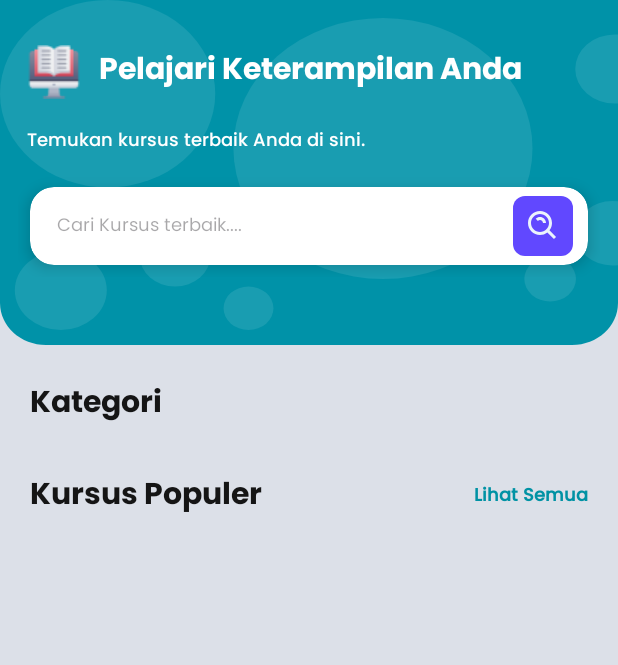
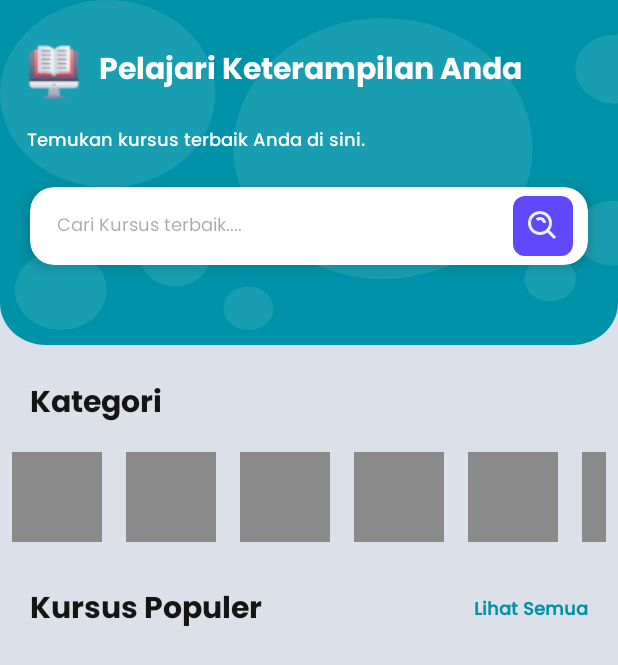
Before and after one commit to Binar-Academy-C-8/Android-FinalProject, an Android app: the layout fragment_home.xml on its own in the app's theme, with its tools: preview values and no code run, on a phone screen of 412 x 824 dp. Shown: the top 665 px of the screen. Run offline under Robolectric (Android 15) with nearby library versions, the phone set to English and light mode, and no system bars.

Commit message:
Add Shimmer effect on Home Category + new rebase

```diff
--- a/app/src/main/java/com/raveendra/finalproject_binar/presentation/home/HomeFragment.kt
+++ b/app/src/main/java/com/raveendra/finalproject_binar/presentation/home/HomeFragment.kt
@@ -40,9 +40,12 @@ class HomeFragment  : BaseFragment<FragmentHomeBinding>() {
     private fun setupObservers() {
         viewModel.categories.observe(viewLifecycleOwner) {
             it.proceedWhen(doOnSuccess = {
-                binding.layoutStateCategory.root.isVisible = false
+                /*binding.layoutStateCategory.root.isVisible = false
                 binding.layoutStateCategory.pbLoading.isVisible = false
-                binding.layoutStateCategory.tvError.isVisible = false
+                binding.layoutStateCategory.tvError.isVisible = false*/
+                binding.shimmerView.stopShimmer()
+                //Hide Shimmer view
+                binding.shimmerView.isVisible = false
                 binding.rvCategoryCourse.apply {
                     isVisible = true
                     adapter = categoryAdapter
@@ -50,15 +53,17 @@ class HomeFragment  : BaseFragment<FragmentHomeBinding>() {
                 it.payload?.let { data -> categoryAdapter.setData(data) }
                 categoryAdapter.refreshList()
             }, doOnLoading = {
+                binding.shimmerView.startShimmer()
+                binding.shimmerView.isVisible = true/*
                 binding.layoutStateCategory.root.isVisible = true
                 binding.layoutStateCategory.pbLoading.isVisible = true
-                binding.layoutStateCategory.tvError.isVisible = false
+                binding.layoutStateCategory.tvError.isVisible = false*/
                 binding.rvCategoryCourse.isVisible = false
-            }, doOnError = {
+            }, doOnError = {/*
                 binding.layoutStateCategory.root.isVisible = true
                 binding.layoutStateCategory.pbLoading.isVisible = false
                 binding.layoutStateCategory.tvError.isVisible = true
-                binding.layoutStateCategory.tvError.text = it.exception?.message.orEmpty()
+                binding.layoutStateCategory.tvError.text = it.exception?.message.orEmpty()*/
                 binding.rvCategoryCourse.isVisible = false
             })
         }
--- a/app/src/main/res/layout/fragment_home.xml
+++ b/app/src/main/res/layout/fragment_home.xml
@@ -10,81 +10,90 @@
     <androidx.core.widget.NestedScrollView
         android:layout_width="match_parent"
         android:layout_height="match_parent"
+        app:layout_constraintEnd_toEndOf="parent"
         app:layout_constraintStart_toStartOf="parent"
-        app:layout_constraintTop_toTopOf="parent"
-        app:layout_constraintEnd_toEndOf="parent">
+        app:layout_constraintTop_toTopOf="parent">
+
         <androidx.constraintlayout.widget.ConstraintLayout
             android:layout_width="match_parent"
             android:layout_height="wrap_content">
+
             <androidx.constraintlayout.widget.ConstraintLayout
                 android:id="@+id/cl_header_home"
                 android:layout_width="match_parent"
                 android:layout_height="wrap_content"
                 app:layout_constraintTop_toTopOf="parent">
+
                 <View
                     android:layout_width="match_parent"
                     android:layout_height="wrap_content"
-                    app:layout_constraintTop_toTopOf="parent"
-                    android:background="@drawable/img_header"/>
+                    android:background="@drawable/img_header"
+                    app:layout_constraintTop_toTopOf="parent" />
+
                 <LinearLayout
                     android:id="@+id/ll_greeting_header_1"
                     android:layout_width="match_parent"
                     android:layout_height="wrap_content"
+                    android:layout_marginHorizontal="18dp"
+                    android:layout_marginTop="30dp"
                     android:orientation="horizontal"
-                    android:layout_marginHorizontal="18dp"
                     app:layout_constraintStart_toStartOf="parent"
-                    android:layout_marginTop="30dp"
                     app:layout_constraintTop_toTopOf="parent">
+
                     <ImageView
                         android:layout_width="36dp"
                         android:layout_height="36dp"
-                        android:src="@drawable/ic_online_learning"/>
+                        android:src="@drawable/ic_online_learning" />
+
                     <TextView
+                        style="@style/TextBold20"
                         android:layout_width="wrap_content"
                         android:layout_height="wrap_content"
+                        android:layout_marginStart="12dp"
                         android:text="@string/text_greeting_header_1"
-                        style="@style/TextBold20"
-                        android:layout_marginStart="12dp"
                         android:textColor="@color/white" />
                 </LinearLayout>
+
                 <TextView
                     android:id="@+id/tv_greeting_header_2"
+                    style="@style/TextMedium12"
                     android:layout_width="match_parent"
                     android:layout_height="wrap_content"
+                    android:layout_marginHorizontal="18dp"
+                    android:layout_marginTop="18dp"
+                    android:text="@string/text_greeting_header_2"
+                    android:textColor="@color/white"
                     app:layout_constraintStart_toStartOf="parent"
-                    app:layout_constraintTop_toBottomOf="@+id/ll_greeting_header_1"
-                    android:text="@string/text_greeting_header_2"
-                    style="@style/TextMedium12"
-                    android:layout_marginHorizontal="18dp"
-                    android:textColor="@color/white"
-                    android:layout_marginTop="18dp"/>
+                    app:layout_constraintTop_toBottomOf="@+id/ll_greeting_header_1" />
+
                 <include
                     android:id="@+id/layout_search_bar"
                     layout="@layout/layout_search_bar"
                     android:layout_width="match_parent"
                     android:layout_height="wrap_content"
-                    app:layout_constraintTop_toBottomOf="@+id/tv_greeting_header_2"
+                    android:layout_marginHorizontal="12dp"
+                    android:layout_marginTop="12dp"
                     android:layout_marginBottom="30dp"
-                    android:layout_marginTop="12dp"
-                    android:layout_marginHorizontal="12dp" />
+                    app:layout_constraintTop_toBottomOf="@+id/tv_greeting_header_2" />
             </androidx.constraintlayout.widget.ConstraintLayout>
 
             <androidx.constraintlayout.widget.ConstraintLayout
                 android:layout_width="match_parent"
                 android:layout_height="wrap_content"
-                app:layout_constraintTop_toBottomOf="@+id/cl_header_home"
-                android:layout_marginTop="16dp">
+                android:layout_marginTop="16dp"
+                app:layout_constraintTop_toBottomOf="@+id/cl_header_home">
+
                 <TextView
                     android:id="@+id/tv_category"
                     style="@style/TextBold20"
                     android:layout_width="0dp"
                     android:layout_height="wrap_content"
+                    android:layout_marginHorizontal="14dp"
+                    android:padding="6dp"
                     android:text="@string/text_category"
+                    app:layout_constraintEnd_toEndOf="parent"
                     app:layout_constraintStart_toStartOf="parent"
-                    app:layout_constraintTop_toTopOf="parent"
-                    app:layout_constraintEnd_toEndOf="parent"
-                    android:padding="6dp"
-                    android:layout_marginHorizontal="14dp"/>
+                    app:layout_constraintTop_toTopOf="parent" />
 
                 <LinearLayout
                     android:id="@+id/ll_category_course"
@@ -93,21 +102,45 @@
                     android:orientation="vertical"
                     app:layout_constraintBottom_toTopOf="@+id/cl_popular_course"
                     app:layout_constraintTop_toBottomOf="@id/tv_category">
+
+                    <com.facebook.shimmer.ShimmerFrameLayout
+                        android:id="@+id/shimmer_view"
+                        android:layout_width="match_parent"
+                        android:layout_height="wrap_content"
+                        android:layout_gravity="center"
+                        android:visibility="gone"
+                        app:duration="500"
+                        tools:visibility="visible">
+
+                        <LinearLayout
+                            android:layout_width="match_parent"
+                            android:layout_height="wrap_content"
+                            android:orientation="horizontal">
+
+                            <include layout="@layout/item_category_course_shimmer" />
+
+                            <include layout="@layout/item_category_course_shimmer" />
+
+                            <include layout="@layout/item_category_course_shimmer" />
+
+                            <include layout="@layout/item_category_course_shimmer" />
+
+                            <include layout="@layout/item_category_course_shimmer" />
+
+                            <include layout="@layout/item_category_course_shimmer" />
+                        </LinearLayout>
+
+                    </com.facebook.shimmer.ShimmerFrameLayout>
+
                     <androidx.recyclerview.widget.RecyclerView
                         android:id="@+id/rv_category_course"
                         android:layout_width="match_parent"
                         android:layout_height="wrap_content"
                         android:orientation="horizontal"
+                        android:visibility="gone"
                         app:layoutManager="androidx.recyclerview.widget.LinearLayoutManager"
-                        android:visibility="gone"
                         tools:listitem="@layout/item_category_course" />
-                    <include
-                        android:id="@+id/layout_state_category"
-                        layout="@layout/common_layout_content_state"
-                        android:layout_width="match_parent"
-                        android:layout_height="wrap_content"
-                        android:visibility="gone"
-                        tools:visibility="visible" />
+
                 </LinearLayout>
 
                 <androidx.constraintlayout.widget.ConstraintLayout
@@ -115,8 +148,8 @@
                     android:layout_width="match_parent"
                     android:layout_height="wrap_content"
                     android:layout_marginHorizontal="14dp"
+                    android:layout_marginTop="14dp"
                     android:padding="6dp"
-                    android:layout_marginTop="14dp"
                     app:layout_constraintStart_toStartOf="parent"
                     app:layout_constraintTop_toBottomOf="@+id/ll_category_course">
 
@@ -147,28 +180,30 @@
                     android:id="@+id/ll_popular_course"
                     android:layout_width="match_parent"
                     android:layout_height="wrap_content"
+                    android:layout_marginTop="8dp"
                     android:orientation="vertical"
-                    android:layout_marginTop="8dp"
                     app:layout_constraintBottom_toBottomOf="parent"
                     app:layout_constraintTop_toBottomOf="@id/cl_popular_course">
+
                     <androidx.recyclerview.widget.RecyclerView
                         android:id="@+id/rv_popular_course"
                         android:layout_width="match_parent"
                         android:layout_height="wrap_content"
                         android:layout_marginHorizontal="8dp"
                         android:orientation="horizontal"
+                        android:visibility="gone"
                         app:layoutManager="androidx.recyclerview.widget.LinearLayoutManager"
                         tools:itemCount="1"
-                        android:visibility="gone"
                         tools:listitem="@layout/item_popular_course"
                         tools:spanCount="1" />
+
                     <include
                         android:id="@+id/layout_state_popular_course"
                         layout="@layout/common_layout_content_state"
                         android:layout_width="match_parent"
                         android:layout_height="match_parent"
                         android:visibility="gone"
-                        tools:visibility="visible"/>
+                        tools:visibility="visible" />
                 </LinearLayout>
 
             </androidx.constraintlayout.widget.ConstraintLayout>
--- a/app/src/main/res/layout/item_category_course_shimmer.xml
+++ b/app/src/main/res/layout/item_category_course_shimmer.xml
@@ -2,22 +2,18 @@
 <androidx.constraintlayout.widget.ConstraintLayout xmlns:android="http://schemas.android.com/apk/res/android"
     xmlns:app="http://schemas.android.com/apk/res-auto"
     xmlns:tools="http://schemas.android.com/tools"
-    android:layout_width="170dp"
-    android:layout_height="110dp"
+    android:layout_width="wrap_content"
+    android:layout_height="wrap_content"
     android:layout_margin="8dp">
 
-    <androidx.cardview.widget.CardView
-        android:layout_width="match_parent"
-        android:layout_height="match_parent"
-        app:cardCornerRadius="18dp"
-        android:backgroundTint="@color/neutral_03">
-
-        <ImageView
-            android:id="@+id/iv_category_course"
-            android:layout_width="match_parent"
-            android:layout_height="match_parent"
-            android:scaleType="centerCrop" />
-
-    </androidx.cardview.widget.CardView>
+    <ImageView
+        android:id="@+id/iv_category_course"
+        android:layout_width="60dp"
+        android:layout_height="60dp"
+        android:scaleType="centerCrop"
+        app:layout_constraintStart_toStartOf="parent"
+        app:layout_constraintTop_toTopOf="parent"
+        android:src="@color/neutral_03"
+        app:layout_constraintEnd_toEndOf="parent"/>
 
 </androidx.constraintlayout.widget.ConstraintLayout>
```
